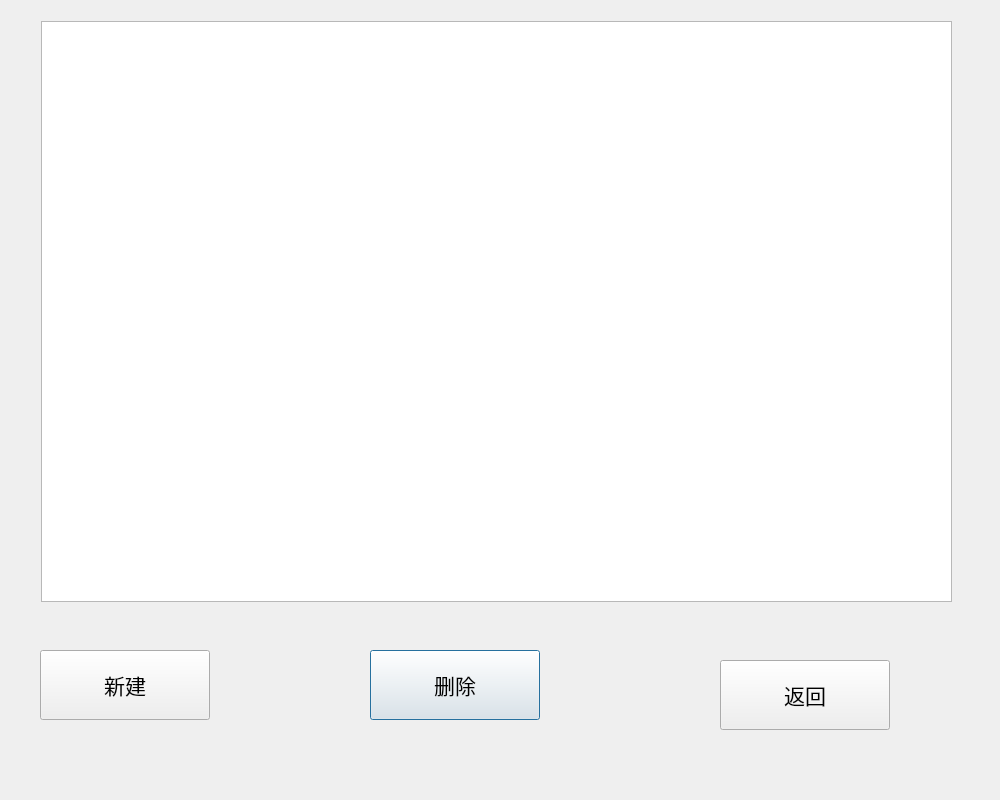
The window that checkmemdialog.ui (Serissia/Qt_OOPManager) describes before a commit, drawn with Qt 5.
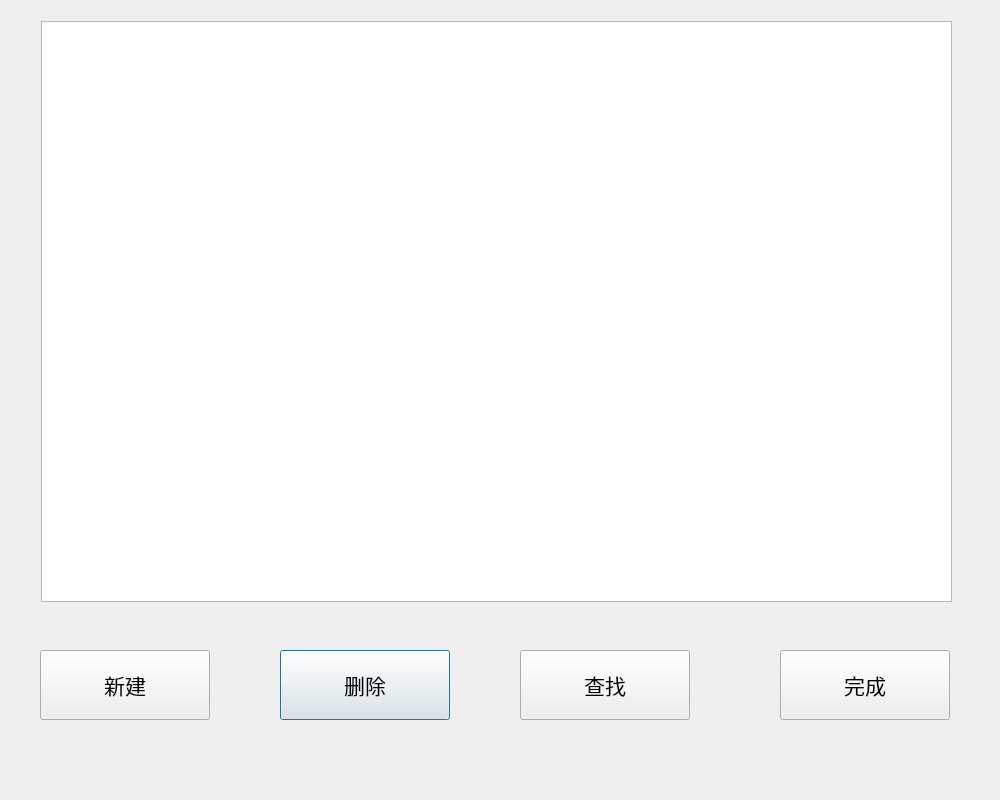
The same window after the commit.

Commit message: add find function

Patch:
```diff
--- a/checkmemdialog.ui
+++ b/checkmemdialog.ui
@@ -16,7 +16,7 @@
   <widget class="QPushButton" name="ButtonDel">
    <property name="geometry">
     <rect>
-     <x>370</x>
+     <x>280</x>
      <y>650</y>
      <width>170</width>
      <height>70</height>
@@ -56,8 +56,8 @@
   <widget class="QPushButton" name="ButtonRe">
    <property name="geometry">
     <rect>
-     <x>720</x>
-     <y>660</y>
+     <x>780</x>
+     <y>650</y>
      <width>170</width>
      <height>70</height>
     </rect>
@@ -74,7 +74,7 @@
     </font>
    </property>
    <property name="text">
-    <string>返回</string>
+    <string>完成</string>
    </property>
   </widget>
   <widget class="QPushButton" name="ButtonNew">
@@ -101,6 +101,24 @@
     <string>新建</string>
    </property>
   </widget>
+  <widget class="QPushButton" name="ButtonFind">
+   <property name="geometry">
+    <rect>
+     <x>520</x>
+     <y>650</y>
+     <width>170</width>
+     <height>70</height>
+    </rect>
+   </property>
+   <property name="font">
+    <font>
+     <pointsize>16</pointsize>
+    </font>
+   </property>
+   <property name="text">
+    <string>查找</string>
+   </property>
+  </widget>
  </widget>
  <resources/>
  <connections/>
```
The commit also changes 20 other files.
